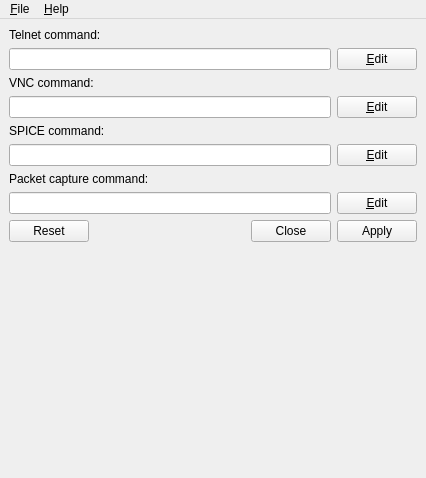
The window that gns3_webclient_pack/ui/main_window.ui (GNS3/gns3-webclient-pack) describes before a commit, drawn with Qt 5.
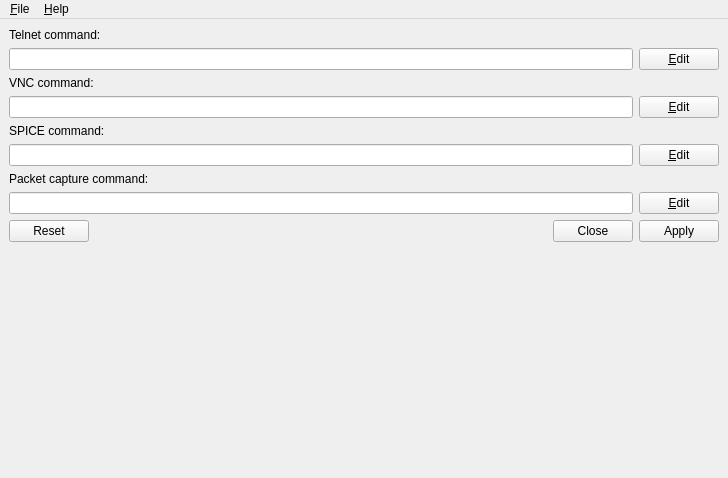
The same window after the commit. Icons and pictures are not drawn.

```diff
--- a/gns3_webclient_pack/ui/main_window.ui
+++ b/gns3_webclient_pack/ui/main_window.ui
@@ -9,7 +9,7 @@
    <rect>
     <x>0</x>
     <y>0</y>
-    <width>426</width>
+    <width>728</width>
     <height>478</height>
    </rect>
   </property>
@@ -234,7 +234,7 @@
     <rect>
      <x>0</x>
      <y>0</y>
-     <width>426</width>
+     <width>728</width>
      <height>42</height>
     </rect>
    </property>
```
Left out of the diff: 1 changed line with no effect on the pictures.
